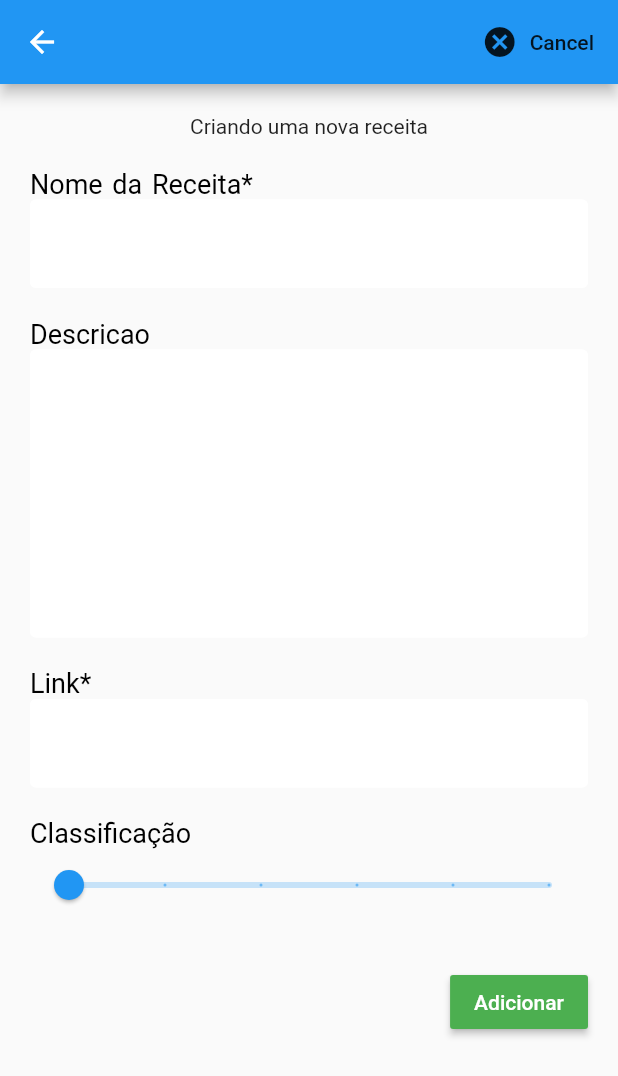
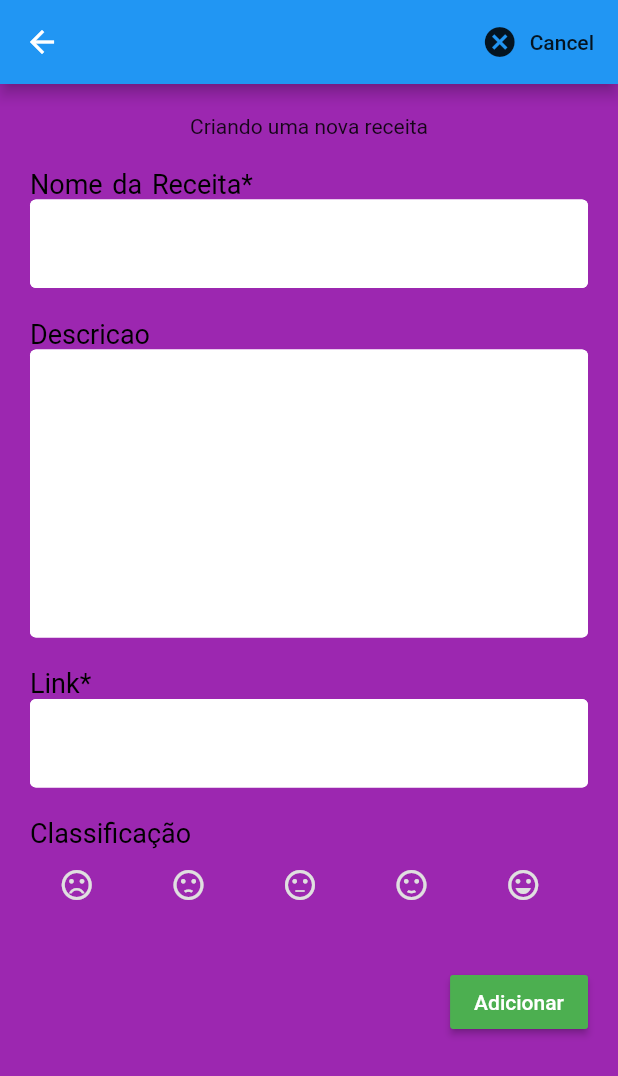
Before and after one commit to j-ew-s/recipes-mobile-app, a Flutter app: the CreateReceipt screen opened by its route, on a phone screen of 412 x 824 dp. Shown: the top 1076 px of the screen. Run offline on Flutter 3.47's test engine with Material 2 defaults, Android fonts, the phone set to English and light mode, and no system bars; our stand-ins replace flutter_spinkit, font_awesome_flutter; network calls fail.

Commit message:
finishing first development cycle. Cleaning code and settign background collor.

```diff
--- a/receipts_app/lib/screens/create-receipt.dart
+++ b/receipts_app/lib/screens/create-receipt.dart
@@ -16,6 +16,7 @@ class _CreateReceiptState extends State<CreateReceipt> {
   @override
   Widget build(BuildContext context) {
     return Scaffold(
+      backgroundColor: Colors.purple[500],
       appBar: AppBar(
         actions: <Widget>[
           FlatButton.icon(
--- a/receipts_app/lib/screens/edit-receipt.dart
+++ b/receipts_app/lib/screens/edit-receipt.dart
@@ -39,6 +39,7 @@ class _EditReceiptState extends State<EditReceipt> {
       }
       else{
         return Scaffold(
+          backgroundColor: Colors.purple[500],
           appBar: AppBar(
             title: Text('Atualizando :  ${receipt.name}'),
             backgroundColor: Colors.purple[700],
--- a/receipts_app/lib/widgets/form-receipt.dart
+++ b/receipts_app/lib/widgets/form-receipt.dart
@@ -2,6 +2,8 @@ import 'package:flutter/material.dart';
 import 'package:receiptsapp/models/receipt-model.dart';
 import 'package:receiptsapp/services/receipt-service.dart';
 import 'package:receiptsapp/style/text-decoration.dart';
+import 'package:font_awesome_flutter/font_awesome_flutter.dart';
+
 
 class FormReceipt extends StatefulWidget {
 
@@ -22,7 +24,8 @@ class _FormReceiptState extends State<FormReceipt> {
   String _name ;
   String _description ;
   String _link ;
-  int _rate = 1;
+  int _rate = 0;
+  bool firstLoad = true;
   List<String> _tags = List<String>();
   Widget message;
   Widget cancelButton;
@@ -37,12 +40,15 @@ class _FormReceiptState extends State<FormReceipt> {
 
     if(receipt.id != null){
       message = Text('ID da Receita :  ${receipt.id}');
+      if(firstLoad) {
+        _rate = _rate == 0 ? receipt.rate : 1;
+        firstLoad = false;
+      }
     }else{
       message = Text('Criando uma nova receita');
       setState(() {
         buttonsText = 'Adicionar';
       });
-
     }
 
     if(receipt.id != null){
@@ -157,7 +163,7 @@ class _FormReceiptState extends State<FormReceipt> {
                               ),
                             )
                         ),
-                        Slider(
+                       /* Slider(
                           min: 1.0,
                           max: 5.0,
                           divisions: 5,
@@ -167,7 +173,85 @@ class _FormReceiptState extends State<FormReceipt> {
                             });
                           },
                           value: (_rate ?? receipt.rate).toDouble(),
-                        ),
+                        ),*/
+
+                    Row(
+                        children: <Widget>[
+
+                          Expanded(
+                            child:  FlatButton.icon(
+                                onPressed: (){
+                                  setState(() {
+                                    _rate = 1;
+                                  });
+                                },
+                                icon: new Icon(
+                                  Icons.sentiment_very_dissatisfied,
+                                  color: _rate == 1 ? Colors.red[300] : Colors.grey[300],
+                                ),
+                                label: Text('')),
+                          ),
+
+                          Expanded(
+                            child: FlatButton.icon(
+                                onPressed: (){
+                                  setState(() {
+                                    _rate = 2;
+                                  });
+                                },
+                                icon: new Icon(
+                                  Icons.sentiment_dissatisfied,
+                                  color: _rate == 2 ? Colors.red[200] : Colors.grey[300],
+                                ),
+                                label: Text('')),
+                          ),
+
+                          Expanded(
+                            child: FlatButton.icon(
+                                onPressed: (){
+                                  setState(() {
+                                    _rate = 3;
+                                  });
+                                },
+                                icon: new Icon(
+                                  Icons.sentiment_neutral,
+                                  color: _rate == 3 ? Colors.blue[300] : Colors.grey[300],
+                                ),
+                                label: Text('')),
+                          ),
+
+                          Expanded(
+                            child:FlatButton.icon(
+                                onPressed: (){
+                                  setState(() {
+                                    _rate = 4;
+                                  });
+                                },
+                                icon: new Icon(
+                                  Icons.sentiment_satisfied,
+                                  color: _rate == 4 ? Colors.green[300] : Colors.grey[300],
+                                ),
+                                label: Text('')),
+                          ),
+
+                          Expanded(
+                            child: FlatButton.icon(
+                                onPressed: (){
+                                  setState(() {
+                                    _rate = 5;
+                                  });
+                                },
+                                icon: new Icon(
+                                  Icons.sentiment_very_satisfied,
+                                  color: _rate == 5 ? Colors.green[500] : Colors.grey[300],
+                                ),
+                                label: Text('')),
+                          ),
+
+                        ],
+                    ),
+
+
 
                         // Botao
                         SizedBox(height: 30.0),
--- a/receipts_app/pubspec.yaml
+++ b/receipts_app/pubspec.yaml
@@ -35,6 +35,7 @@ dev_dependencies:
     sdk: flutter
   flutter_spinkit: "^4.1.2"
   url_launcher: "^5.4.2"
+  font_awesome_flutter: "^8.0.1"
 
 # For information on the generic Dart part of this file, see the
 # following page: https://dart.dev/tools/pub/pubspec
```
